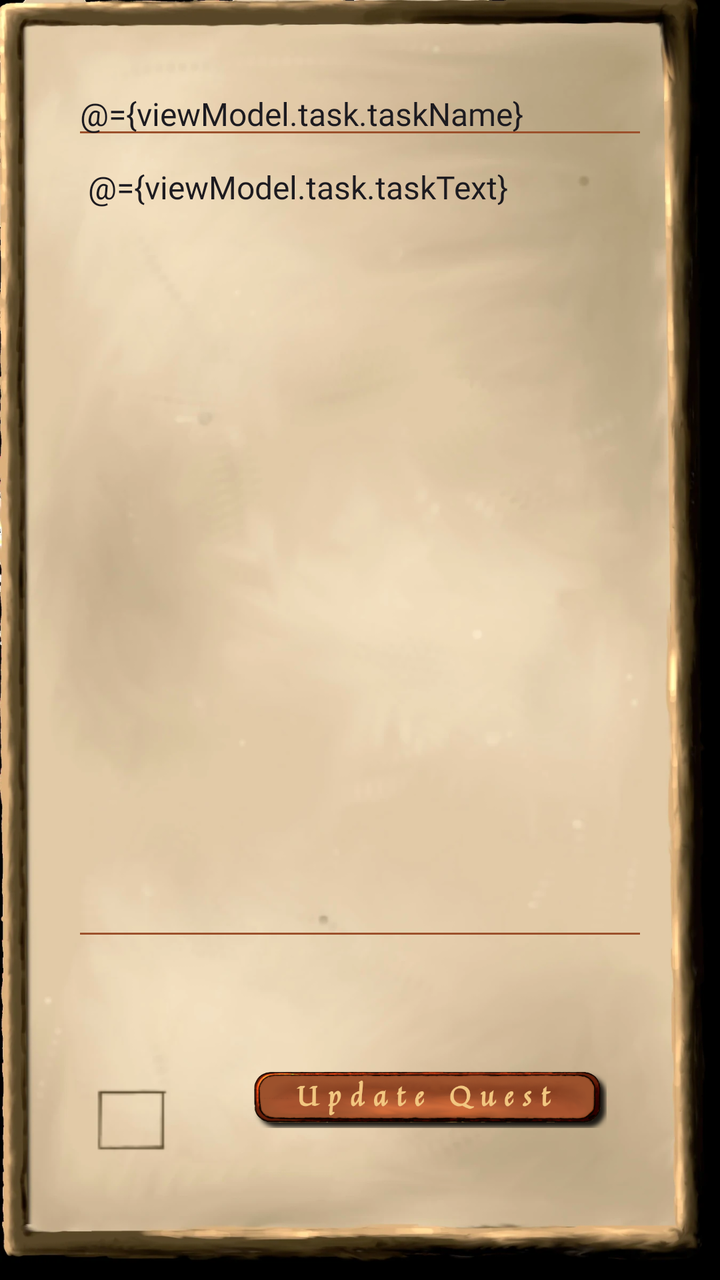
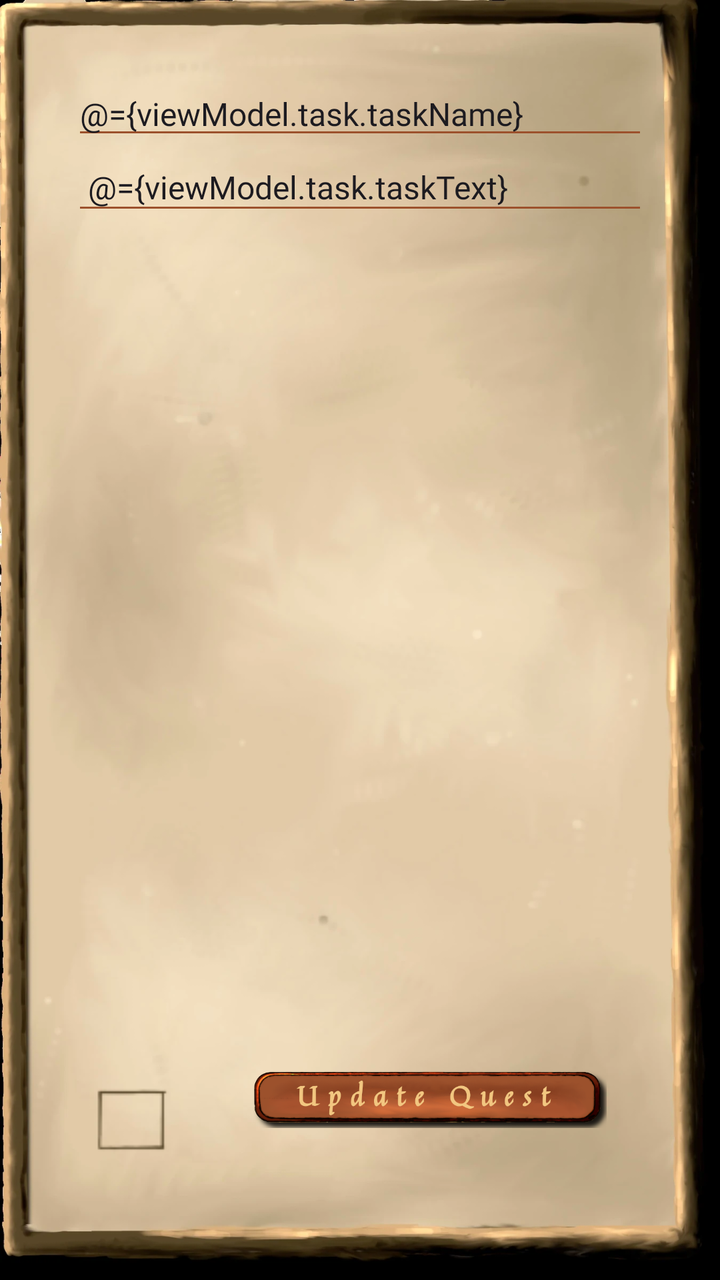

Before-and-after screenshots of an Android layout around one commit, followed by the original layout XML and the change that was made.
<!-- AndroidManifest.xml: application theme Theme.QuestLog -->
<!-- res/layout/fragment_edit_task.xml -->
<?xml version="1.0" encoding="utf-8"?>
<layout
    xmlns:android="http://schemas.android.com/apk/res/android"
    xmlns:app="http://schemas.android.com/apk/res-auto"
    xmlns:tools="http://schemas.android.com/tools"
    tools:context=".EditTaskFragment">

    <data>
        <variable
            name="viewModel"
            type="com.example.questlog.EditTaskViewModel" />
    </data>

    <androidx.constraintlayout.widget.ConstraintLayout
        android:layout_width="match_parent"
        android:layout_height="match_parent"
        android:padding="16dp"
        android:layout_margin="16dp"
        android:orientation="vertical"
        android:background="@drawable/background_3_mdpi">

        <ScrollView
            android:id="@+id/scrollView"
            android:layout_width="0dp"
            android:layout_height="0dp"
            android:padding="20dp"
            android:fillViewport="true"
            app:layout_constraintTop_toTopOf="parent"
            app:layout_constraintBottom_toTopOf="@+id/buttonsLayout"
            app:layout_constraintStart_toStartOf="parent"
            app:layout_constraintEnd_toEndOf="parent">

            <LinearLayout
                android:layout_width="match_parent"
                android:layout_height="wrap_content"
                android:orientation="vertical">

                <EditText
                    android:id="@+id/task_name"
                    android:layout_width="match_parent"
                    android:layout_height="wrap_content"
                    android:textSize="16sp"
                    android:fontFamily="@font/kurale_regular"
                    android:inputType="text"
                    android:text="@={viewModel.task.taskName}"/>

                <EditText
                    android:id="@+id/task_text"
                    android:layout_width="match_parent"
                    android:layout_height="0dp"
                    android:layout_weight="1"
                    android:textSize="16sp"
                    android:fontFamily="@font/kurale_regular"
                    android:padding="8dp"
                    android:paddingBottom="40dp"
                    android:text="@={viewModel.task.taskText}"
                    android:inputType="textMultiLine"
                    android:gravity="top|start" />

            </LinearLayout>
        </ScrollView>

        <LinearLayout
            android:id="@+id/buttonsLayout"
            android:layout_width="0dp"
            android:layout_height="wrap_content"
            android:padding="20dp"
            android:orientation="horizontal"
            android:gravity="center"
            android:layout_marginTop="8dp"
            app:layout_constraintBottom_toBottomOf="parent"
            app:layout_constraintStart_toStartOf="parent"
            app:layout_constraintEnd_toEndOf="parent">

            <CheckBox
                android:id="@+id/task_done"
                android:layout_width="50dp"
                android:layout_height="50dp"
                android:layout_margin="10dp"
                android:textSize="16sp"
                android:fontFamily="@font/kurale_regular"
                android:padding="8dp"
                android:button="@drawable/checkbox_image_selector"
                android:buttonTint="@null"
                app:buttonTint="@null"
                android:text="@string/checkbox_text"
                android:checked="@={viewModel.task.taskDone}"/>

            <ImageButton
                android:id="@+id/update_button"
                android:layout_width="match_parent"
                android:layout_height="wrap_content"
                android:layout_margin="20dp"
                android:paddingBottom="20dp"
                android:layout_gravity="center"
                android:src="@drawable/edit_button_selector"
                android:adjustViewBounds="true"
                android:scaleType="fitCenter"
                android:background="?attr/selectableItemBackgroundBorderless"
                android:stateListAnimator="@animator/scale_press"
                android:onClick="@{() -> viewModel.updateTask()}"/>
/>
        </LinearLayout>

    </androidx.constraintlayout.widget.ConstraintLayout>
</layout>
<!-- resources referenced by this layout -->
<resources>
  <!-- drawable background_3_mdpi: webp bitmap (drawable, 62982 bytes) -->
  <!-- drawable checkbox_image_selector (drawable) -->
  <selector xmlns:android="http://schemas.android.com/apk/res/android">
  
      
      <item
          android:state_checked="true"
          android:drawable="@drawable/checkbox_checked"/>
  
      
      <item
          android:drawable="@drawable/checkbox_unchecked"/>
  
  </selector>
  <!-- drawable edit_button_selector (drawable) -->
  <?xml version="1.0" encoding="utf-8"?>
  <selector xmlns:android="http://schemas.android.com/apk/res/android">
  
      
      <item
          android:state_pressed="true"
          android:drawable="@drawable/update_button_pressed" />
  
      
      <item
          android:drawable="@drawable/update_button_normal" />
  
  </selector>
  <string name="checkbox_text">Done?</string>
  <style name="Theme.QuestLog" parent="Theme.Material3.DayNight.NoActionBar">
          <item name="android:windowBackground">@drawable/background</item>
          <item name="colorControlNormal">@color/divider_color</item>
          <item name="colorControlActivated">@color/divider_color</item>
          <item name="android:textColorHighlight">@color/divider_color</item>
          <item name="colorPrimary">@color/divider_color</item>
          <item name="colorOnPrimary">@android:color/white</item>
  
      </style>
  <!-- drawable checkbox_checked: png bitmap (drawable, 1352 bytes) -->
  <!-- drawable checkbox_unchecked: png bitmap (drawable, 709 bytes) -->
  <!-- drawable update_button_pressed: png bitmap (drawable, 67738 bytes) -->
  <!-- drawable update_button_normal: png bitmap (drawable, 76460 bytes) -->
  <!-- drawable background: webp bitmap (drawable, 343190 bytes) -->
  <color name="divider_color">#9c512c</color>
</resources>

<!-- the commit's change to res/layout/fragment_edit_task.xml (unified diff, before → after) -->
@@ -47,8 +47,8 @@
                 <EditText
                     android:id="@+id/task_text"
                     android:layout_width="match_parent"
-                    android:layout_height="0dp"
-                    android:layout_weight="1"
+                    android:layout_height="wrap_content"
+                    android:maxHeight="600dp"
                     android:textSize="16sp"
                     android:fontFamily="@font/kurale_regular"
                     android:padding="8dp"
